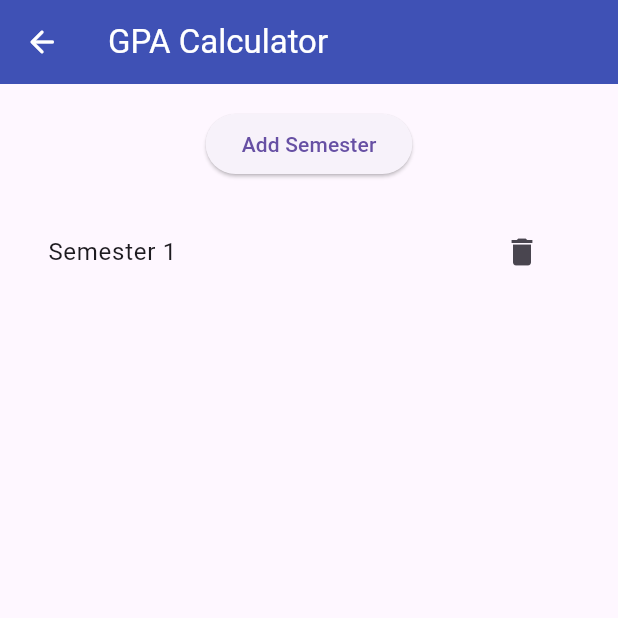
After one commit to YukeeHong/DSG, a Flutter app: the GPACalc screen opened by its route, after a tap on "Add Semester", on a phone screen of 412 x 824 dp, the top half of it. The commit adds this screen. Run offline on Flutter 3.47's test engine with Material 3 defaults, Android fonts, the phone set to English and light mode, and no system bars; our stand-ins replace hive, hive_flutter, table_calendar; missing offline and left inert: flutter_timer_countdown; accounts and stored records are empty.

Commit message:
Integrated GPA Calculator with system Semesters changed from holding courses to being an attribute of courses

```diff
--- a/lib/main.dart
+++ b/lib/main.dart
@@ -12,12 +12,16 @@ import 'package:nus_orbital_chronos/pages/timer_config.dart';
 import 'package:nus_orbital_chronos/pages/break_time.dart';
 import 'package:nus_orbital_chronos/pages/budget_planner.dart';
 import 'package:nus_orbital_chronos/pages/schedule.dart';
+import 'package:nus_orbital_chronos/pages/gpa_calc.dart';
 
 // Import services
 import 'package:nus_orbital_chronos/services/timer_data.dart';
 import 'package:nus_orbital_chronos/services/bill.dart';
 import 'package:nus_orbital_chronos/services/event_provider.dart';
 import 'package:nus_orbital_chronos/services/event.dart';
+import 'package:nus_orbital_chronos/services/semester.dart';
+import 'package:nus_orbital_chronos/services/course.dart';
+
 
 void main() async {
   // Ensure that Flutter binding is initialized
@@ -29,10 +33,14 @@ void main() async {
   // Register Hive Adapters
   Hive.registerAdapter(BillAdapter());
   Hive.registerAdapter(EventAdapter());
+  Hive.registerAdapter(SemesterAdapter());
+  Hive.registerAdapter(CourseAdapter());
 
   // Open Hive boxes
   await Hive.openBox<Bill>('Bills'); // TypeId: 0
   await Hive.openBox<Event>('Events'); // TypeId: 1
+  await Hive.openBox<Semester>('Semesters'); // TypeId: 2
+  await Hive.openBox<Course>('Courses'); // TypeId: 3
 
   runApp(ChangeNotifierProvider(
     create: (context) => EventProvider(),
@@ -44,6 +52,7 @@ void main() async {
           '/timer_config': (context) => TimerConfig(),
           '/budget_planner': (context) => BudgetPlanner(),
           '/schedule': (context) => CalendarPage(),
+          '/gpa_calc': (context) => GPACalc(),
         },
 
         onGenerateRoute: (settings) {
--- /dev/null
+++ b/lib/pages/gpa_calc.dart
@@ -0,0 +1,91 @@
+import 'package:flutter/material.dart';
+import 'package:hive_flutter/hive_flutter.dart';
+import 'package:nus_orbital_chronos/services/semester.dart';
+import 'package:nus_orbital_chronos/services/semester_screen.dart';
+
+class GPACalc extends StatefulWidget {
+  @override
+  _GPACalcState createState() => _GPACalcState();
+}
+
+class _GPACalcState extends State<GPACalc> {
+  late Box<Semester> semesterBox;
+
+  @override
+  void initState() {
+    super.initState();
+    semesterBox = Hive.box<Semester>('Semesters');
+  }
+
+  void _addSemester() {
+    var semesters = semesterBox.values.toList();
+    int lowestFreeSem = 1;
+    for (int i = 0; i < semesters.length; i++) {
+      if (lowestFreeSem != semesters[i].sem) {
+        break;
+      }
+      lowestFreeSem += 1;
+    }
+
+    semesterBox.put('Semester ${lowestFreeSem}', Semester(sem: lowestFreeSem));
+    setState(() {});
+  }
+
+  @override
+  Widget build(BuildContext context) {
+    return Scaffold(
+      appBar: AppBar(
+        title: const Text('GPA Calculator', style: TextStyle(color: Colors.white)),
+        backgroundColor: Colors.indigo,
+        leading: IconButton(
+          icon: const Icon(Icons.arrow_back_rounded),
+          color: Colors.white,
+          onPressed: () { Navigator.pop(context); },
+        ),
+      ),
+      body: Padding(
+        padding: const EdgeInsets.all(16.0),
+        child: Column(
+          children: <Widget>[
+            ElevatedButton(
+              onPressed: _addSemester,
+              child: Text('Add Semester'),
+            ),
+            SizedBox(height: 20),
+            Expanded(
+              child: ValueListenableBuilder(
+                valueListenable: semesterBox.listenable(),
+                builder: (context, Box<Semester> box, _) {
+                  var semesters = box.values.toList();
+                  return ListView.builder(
+                    itemCount: semesters.length,
+                    itemBuilder: (context, index) {
+                      final semester = semesters[index];
+                      return ListTile(
+                        title: Text('Semester ${semester.sem}'),
+                        trailing: IconButton(
+                          icon: Icon(Icons.delete),
+                          onPressed: () {
+                            box.delete(box.keyAt(index));
+                          },
+                        ),
+                        onTap: () {
+                          Navigator.push(
+                            context,
+                            MaterialPageRoute(
+                              builder: (context) => SemesterScreen(sem: semester.sem),
+                            ),
+                          );
+                        },
+                      );
+                    },
+                  );
+                },
+              ),
+            ),
+          ],
+        ),
+      ),
+    );
+  }
+}
--- a/lib/pages/home.dart
+++ b/lib/pages/home.dart
@@ -14,6 +14,7 @@ class _HomeState extends State<Home> {
     Service(title: 'Focus Mode', location: '/timer_config', appIcon: 'target.png'),
     Service(title: 'Budget Planner', location: '/budget_planner', appIcon: 'dollar.png'),
     Service(title: 'Schedule', location: '/schedule', appIcon: 'calendar.png'),
+    Service(title: 'GPA Calculator', location: '/gpa_calc', appIcon: 'tomato.png'),
   ];
 
   Widget build(BuildContext context) {
--- /dev/null
+++ b/lib/services/semester.dart
@@ -0,0 +1,29 @@
+import 'package:hive/hive.dart';
+//import 'course.dart';
+
+part 'semester.g.dart';
+
+@HiveType(typeId: 2)
+class Semester extends HiveObject {
+  @HiveField(0)
+  final int sem;
+
+  Semester({
+    required this.sem,
+  });
+/**
+  double get gpa {
+    double totalPoints = 0.0;
+    int totalCredits = 0;
+
+    for (var course in courses) {
+      if (course.isIncludedInGPA) {
+        totalPoints += course.gradePoint * course.credits;
+        totalCredits += course.credits;
+      }
+    }
+
+    return totalCredits > 0 ? totalPoints / totalCredits : 0.0;
+  }
+    */
+}
```
Also changed, not shown: lib/services/course.dart (added, +58 -0 lines), lib/services/semester_screen.dart (added, +159 -0 lines), lib/services/course.g.dart (added), lib/services/semester.g.dart (added), pubspec.lock.
